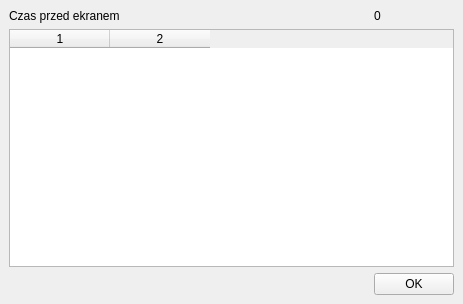
This is qtdesigner/MainWindow.ui in rzarajczyk/family-rules-client as Qt 5 draws it before an edit. The edited form follows.
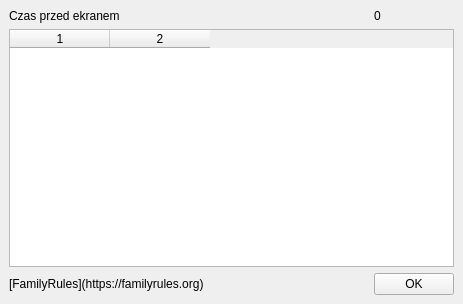
This is the edited form.

Commit message: Adding a link to the webpage

```diff
--- a/qtdesigner/MainWindow.ui
+++ b/qtdesigner/MainWindow.ui
@@ -63,6 +63,19 @@
         </property>
        </spacer>
       </item>
+      <item row="2" column="0">
+       <widget class="QLabel" name="label_2">
+        <property name="cursor">
+         <cursorShape>PointingHandCursor</cursorShape>
+        </property>
+        <property name="text">
+         <string>[FamilyRules](https://familyrules.org)</string>
+        </property>
+        <property name="textFormat">
+         <enum>Qt::TextFormat::MarkdownText</enum>
+        </property>
+       </widget>
+      </item>
      </layout>
     </item>
    </layout>
```
The commit also changes 2 other files.
